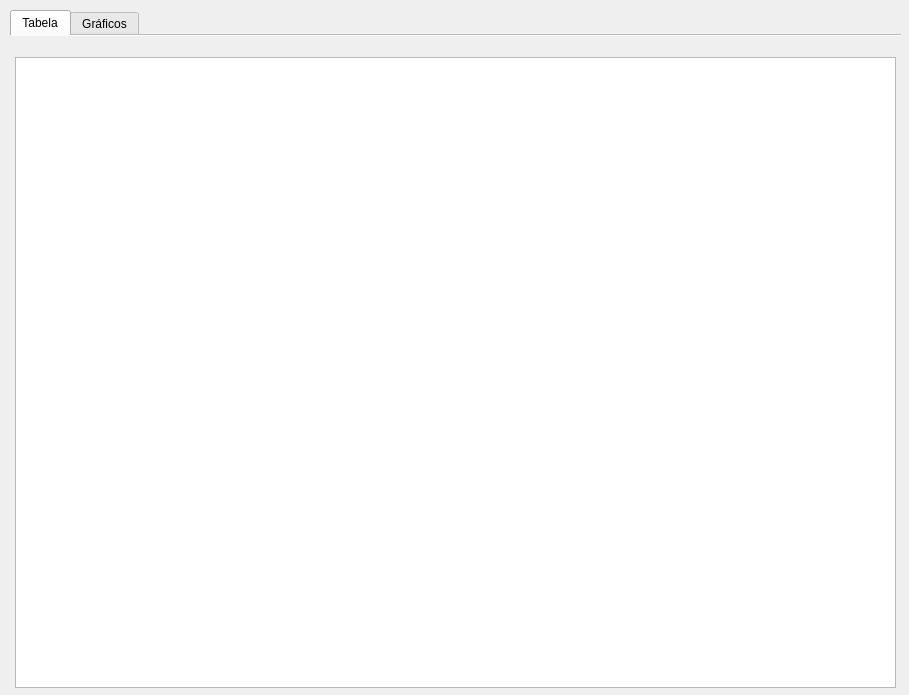
Before: the Qt Designer form main_window.ui in joaovlummertz/TrabalhoCPD, drawn with Qt 5.
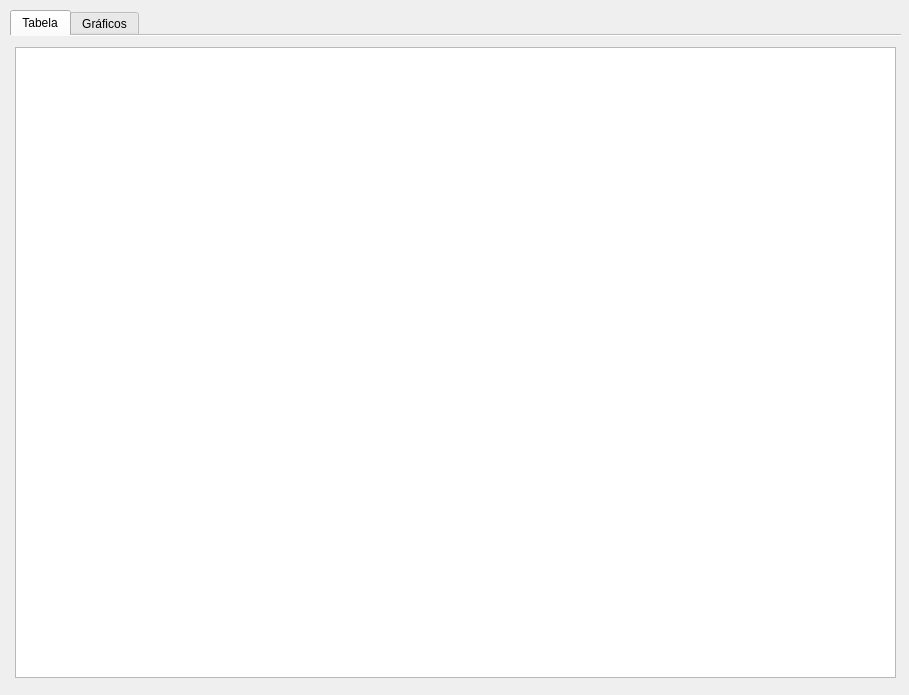
After: the same form once the commit is applied.

Commit message: Implemented table and sorting

Diff of the .ui file:
```diff
--- a/main_window.ui
+++ b/main_window.ui
@@ -48,11 +48,11 @@
      <attribute name="title">
       <string>Tabela</string>
      </attribute>
-     <widget class="QTableView" name="tableView">
+     <widget class="QTableWidget" name="tableWidget">
       <property name="geometry">
        <rect>
         <x>5</x>
-        <y>21</y>
+        <y>11</y>
         <width>881</width>
         <height>631</height>
        </rect>
```
The commit also changes 5 other files.
